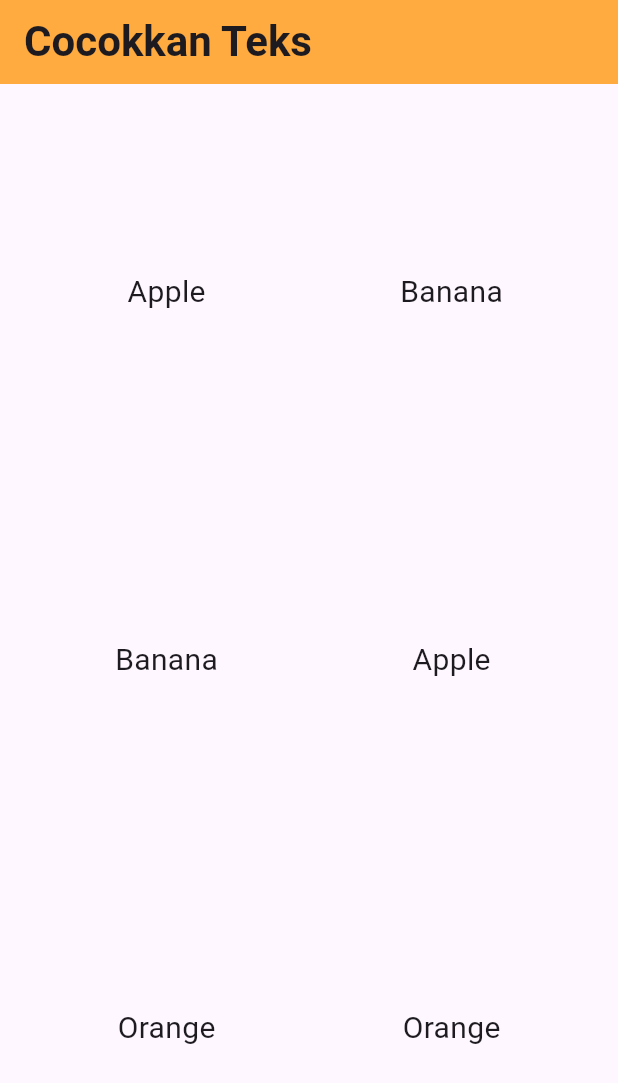
After one commit to 47hitman/genmas, a Flutter app: the CocokkanTextScreen screen opened directly, on a phone screen of 412 x 824 dp. The commit adds this screen. Shown: the top 1083 px of the screen. Run offline on Flutter 3.47's test engine with Material 3 defaults, Android fonts, the light colour scheme and no system bars; our stand-ins replace image_picker, page_transition, rounded_loading_button, shared_preferences; accounts and stored records are empty; statements that could not run were skipped.

Commit message:
screen cocokan text

```diff
--- /dev/null
+++ b/lib/games/cocokkan_text_screen.dart
@@ -0,0 +1,171 @@
+import 'package:flutter/material.dart';
+
+import '../models/match_text.dart';
+
+class CocokkanTextScreen extends StatefulWidget {
+  const CocokkanTextScreen({Key? key}) : super(key: key);
+
+  @override
+  _CocokkanTextScreenState createState() => _CocokkanTextScreenState();
+}
+
+class _CocokkanTextScreenState extends State<CocokkanTextScreen> {
+  late List<MatchText> _leftTexts;
+  late List<MatchText> _rightTexts;
+  MatchText? _selectedLeftText;
+  MatchText? _selectedRightText;
+
+  @override
+  void initState() {
+    super.initState();
+    _initializeGame();
+  }
+
+  void _initializeGame() {
+    _leftTexts = [
+      MatchText(text: 'Apple'),
+      MatchText(text: 'Banana'),
+      MatchText(text: 'Orange'),
+    ];
+    _rightTexts = [
+      MatchText(text: 'Banana'),
+      MatchText(text: 'Orange'),
+      MatchText(text: 'Apple'),
+    ];
+    _rightTexts.shuffle();
+  }
+
+  void _onLeftTextTap(MatchText text) {
+    setState(() {
+      if (_selectedLeftText == text) {
+        _selectedLeftText = null;
+      } else {
+        _selectedLeftText = text;
+      }
+      _checkMatch();
+    });
+  }
+
+  void _onRightTextTap(MatchText text) {
+    setState(() {
+      if (_selectedRightText == text) {
+        _selectedRightText = null;
+      } else {
+        _selectedRightText = text;
+      }
+      _checkMatch();
+    });
+  }
+
+  void _checkMatch() {
+    if (_selectedLeftText != null && _selectedRightText != null) {
+      if (_selectedLeftText!.text == _selectedRightText!.text) {
+        // Match found
+        setState(() {
+          _selectedLeftText!.isMatched = true;
+          _selectedRightText!.isMatched = true;
+          _selectedLeftText = null;
+          _selectedRightText = null;
+        });
+
+        // Show notification
+        ScaffoldMessenger.of(context).showSnackBar(
+          const SnackBar(
+            content: Text('Teks cocok!'),
+            duration: Duration(seconds: 2),
+          ),
+        );
+      } else {
+        // No match, reset selection after a short delay
+        Future.delayed(const Duration(milliseconds: 500), () {
+          setState(() {
+            _selectedLeftText = null;
+            _selectedRightText = null;
+          });
+        });
+      }
+    }
+  }
+
+  @override
+  Widget build(BuildContext context) {
+    return Scaffold(
+      appBar: AppBar(
+        title: const Text('Cocokkan Teks',
+            style: TextStyle(fontSize: 28, fontWeight: FontWeight.bold)),
+        automaticallyImplyLeading: false,
+        backgroundColor: Colors.orangeAccent,
+      ),
+      body: Padding(
+        padding: const EdgeInsets.all(16.0),
+        child: Row(
+          mainAxisAlignment: MainAxisAlignment.spaceAround,
+          children: [
+            Expanded(
+              child: Column(
+                mainAxisAlignment: MainAxisAlignment.spaceAround,
+                children: List.generate(_leftTexts.length, (index) {
+                  return GestureDetector(
+                    onTap: () => _onLeftTextTap(_leftTexts[index]),
+                    child: MatchTextWidget(
+                      text: _leftTexts[index],
+                      isSelected: _selectedLeftText == _leftTexts[index],
+                    ),
+                  );
+                }),
+              ),
+            ),
+            Expanded(
+              child: Column(
+                mainAxisAlignment: MainAxisAlignment.spaceAround,
+                children: List.generate(_rightTexts.length, (index) {
+                  return GestureDetector(
+                    onTap: () => _onRightTextTap(_rightTexts[index]),
+                    child: MatchTextWidget(
+                      text: _rightTexts[index],
+                      isSelected: _selectedRightText == _rightTexts[index],
+                    ),
+                  );
+                }),
+              ),
+            ),
+          ],
+        ),
+      ),
+    );
+  }
+}
+
+class MatchTextWidget extends StatelessWidget {
+  final MatchText text;
+  final bool isSelected;
+
+  const MatchTextWidget({
+    super.key,
+    required this.text,
+    required this.isSelected,
+  });
+
+  @override
+  Widget build(BuildContext context) {
+    return Container(
+      decoration: BoxDecoration(
+        border: Border.all(
+          color: text.isMatched
+              ? Colors.green
+              : isSelected
+                  ? Colors.blue
+                  : Colors.transparent,
+          width: isSelected ? 4 : 0,
+        ),
+        borderRadius: BorderRadius.circular(10),
+      ),
+      padding: const EdgeInsets.all(10),
+      margin: const EdgeInsets.all(5),
+      child: Text(
+        text.text,
+        style: const TextStyle(fontSize: 20),
+      ),
+    );
+  }
+}
--- /dev/null
+++ b/lib/models/match_item.dart
@@ -0,0 +1,6 @@
+class MatchItem {
+  final String imagePath;
+  bool isMatched;
+
+  MatchItem({required this.imagePath, this.isMatched = false});
+}
--- /dev/null
+++ b/lib/models/match_text.dart
@@ -0,0 +1,6 @@
+class MatchText {
+  final String text;
+  bool isMatched;
+
+  MatchText({required this.text, this.isMatched = false});
+}
```
Also changed, not shown: lib/games/cocokkan_gambar_screen.dart (added, +175 -0 lines), lib/userPorfile.dart (+3 -4 lines), lib/widget/line_painter.dart (added, +23 -0 lines).
